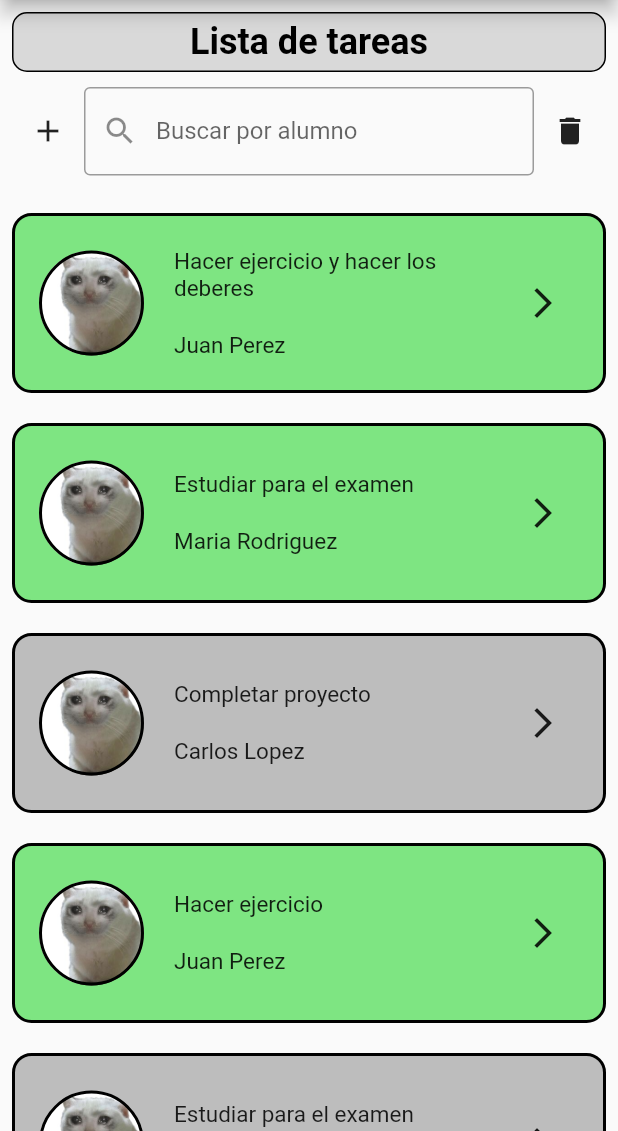
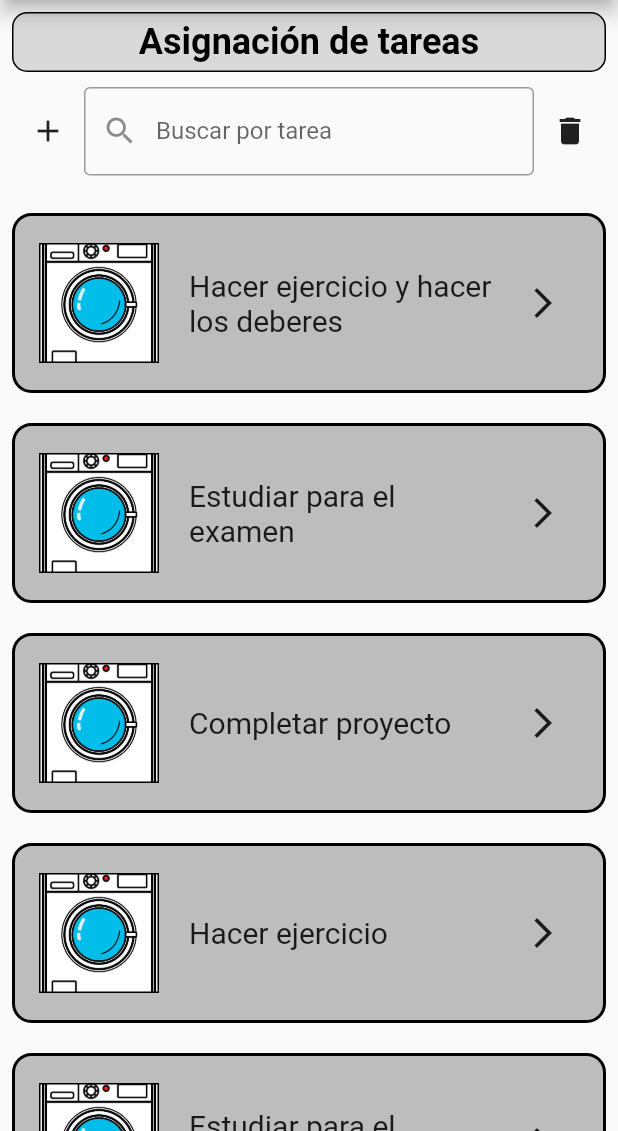
Before and after one commit to Los-Galacticos-de-Montepinar/Appcesible, a Flutter app: the TeacherHome screen opened directly, after a tap on "Tareas", on a phone screen of 412 x 824 dp, the part 105-1236 px from its top. Run offline on Flutter 3.47's test engine with Material 2 defaults, Android fonts, the phone set to English and light mode, and no system bars; our stand-ins replace flutter_screenutil, image_picker, responsive_builder, shared_preferences; missing offline and left inert: crypton, dart:ffi, pair; accounts and stored records are empty; network calls fail.

Commit message:
lo del alex, la lista de tareas, falta tablet

```diff
--- a/lib/screens/task_list.dart
+++ b/lib/screens/task_list.dart
@@ -13,55 +13,64 @@ class TaskListInit extends StatelessWidget {
 
     List<MyTaskData> tasks2 = [
       MyTaskData(
-        imagePath: 'assets/images/gato.png',
+        imagePath: 'assets/images/lavadora.png',
+        imageStudent: 'assets/images/gato.png',
         taskName: 'Hacer ejercicio y hacer los deberes',
         studentName: 'Juan Perez',
         state: 'done',
       ),
       MyTaskData(
-        imagePath: 'assets/images/gato.png',
+        imagePath: 'assets/images/lavadora.png',
+        imageStudent: 'assets/images/gato.png',
         taskName: 'Estudiar para el examen',
         studentName: 'Maria Rodriguez',
         state: 'done',
       ),
       MyTaskData(
-        imagePath: 'assets/images/gato.png',
+        imagePath: 'assets/images/lavadora.png',
+        imageStudent: 'assets/images/gato.png',
         taskName: 'Completar proyecto',
         studentName: 'Carlos Lopez',
         state: 'not finished',
       ),
       MyTaskData(
-        imagePath: 'assets/images/gato.png',
+        imagePath: 'assets/images/lavadora.png',
+        imageStudent: 'assets/images/gato.png',
         taskName: 'Hacer ejercicio',
         studentName: 'Juan Perez',
         state: 'done',
       ),
       MyTaskData(
-        imagePath: 'assets/images/gato.png',
+        imagePath: 'assets/images/lavadora.png',
+        imageStudent: 'assets/images/gato.png',
         taskName: 'Estudiar para el examen',
         studentName: 'Maria Rodriguez',
         state: 'not finished',
       ),
       MyTaskData(
-        imagePath: 'assets/images/gato.png',
+        imagePath: 'assets/images/lavadora.png',
+        imageStudent: 'assets/images/gato.png',
         taskName: 'Completar proyecto',
         studentName: 'Carlos Lopez',
         state: 'done',
       ),
       MyTaskData(
-        imagePath: 'assets/images/gato.png',
+        imagePath: 'assets/images/lavadora.png',
+        imageStudent: 'assets/images/gato.png',
         taskName: 'Hacer ejercicio',
         studentName: 'Juan Perez',
         state: 'not finished',
       ),
       MyTaskData(
-        imagePath: 'assets/images/gato.png',
+        imagePath: 'assets/images/lavadora.png',
+        imageStudent: 'assets/images/gato.png',
         taskName: 'Estudiar para el examen',
         studentName: 'Maria Rodriguez',
         state: 'not done',
       ),
       MyTaskData(
-        imagePath: 'assets/images/gato.png',
+        imagePath: 'assets/images/lavadora.png',
+        imageStudent: 'assets/images/gato.png',
         taskName: 'Completar proyecto',
         studentName: 'Carlos Lopez',
         state: 'not done',
--- a/lib/screens/task_list_app.dart
+++ b/lib/screens/task_list_app.dart
@@ -1,4 +1,3 @@
-import 'package:appcesible/widgets/dialog_select_task.dart';
 import 'package:flutter/material.dart';
 
 import 'package:appcesible/widgets/widget_top_teacher.dart';
@@ -17,6 +16,8 @@ class _TaskListMobileState extends State<TaskListMobile> {
   late List<MyTaskData> _filteredTasks;
   bool _isSearching = false;
   bool _isDeleting = false;
+  bool _assignTask = true;
+  String imagePath = "PRUEBA";
 
   @override
   void initState() {
@@ -27,9 +28,15 @@ class _TaskListMobileState extends State<TaskListMobile> {
   void _filterTasks(String searchText) {
     setState(() {
       _filteredTasks = widget.tasks.where((task) {
+        if (_assignTask) {
+          // If _assignTask is true, filter by taskName
+          return task.taskName.toLowerCase().contains(searchText.toLowerCase());
+        } else {
+          // If _assignTask is false, filter by studentName
           return task.studentName
               .toLowerCase()
               .contains(searchText.toLowerCase());
+        }
       }).toList();
     });
   }
@@ -52,16 +59,7 @@ class _TaskListMobileState extends State<TaskListMobile> {
                     borderRadius: BorderRadius.circular(10),
                     border: Border.all(color: Colors.black),
                   ),
-                  child: const Center(
-                    child: Text(
-                      'Lista de tareas',
-                      style: TextStyle(
-                        color: Colors.black,
-                        fontSize: 24,
-                        fontWeight: FontWeight.bold,
-                      ),
-                    ),
-                  ),
+                  child: Center(child: _buildHeaderText()),
                 ),
                 const SizedBox(height: 10.0),
                 Row(
@@ -70,12 +68,7 @@ class _TaskListMobileState extends State<TaskListMobile> {
                     IconButton(
                       icon: const Icon(Icons.add),
                       onPressed: () {
-                        showDialog(
-                          context: context,
-                          builder: (context) {
-                            return const SelectTaskTypeDialog();
-                          }
-                        );
+                        // Lógica para agregar
                       },
                     ),
                     Expanded(
@@ -88,7 +81,9 @@ class _TaskListMobileState extends State<TaskListMobile> {
                           });
                         },
                         decoration: InputDecoration(
-                          labelText: 'Buscar por alumno',
+                          labelText: _assignTask
+                              ? "Buscar por tarea"
+                              : "Buscar por alumno",
                           border: const OutlineInputBorder(),
                           prefixIcon: _isSearching
                               ? IconButton(
@@ -123,13 +118,19 @@ class _TaskListMobileState extends State<TaskListMobile> {
                     itemCount: _filteredTasks.length,
                     itemBuilder: (context, index) {
                       MyTaskData task = _filteredTasks[index];
+                      if (_assignTask) {
+                        imagePath = task.imagePath;
+                      } else {
+                        imagePath = task.imageStudent;
+                      }
                       return Padding(
                         padding: const EdgeInsets.symmetric(vertical: 10.0),
                         child: MyTask(
-                          imagePath: task.imagePath,
+                          imagePath: imagePath,
                           taskName: task.taskName,
                           studentName: task.studentName,
                           state: task.state,
+                          assignTask: _assignTask,
                         ),
                       );
                     },
@@ -142,17 +143,30 @@ class _TaskListMobileState extends State<TaskListMobile> {
       ),
     );
   }
+
+  Widget _buildHeaderText() {
+    return Text(
+      _assignTask ? 'Asignación de tareas' : 'Lista de tareas',
+      style: const TextStyle(
+        color: Colors.black,
+        fontSize: 24,
+        fontWeight: FontWeight.bold,
+      ),
+    );
+  }
 }
 
 // Auxiliar class for task data
 class MyTaskData {
   final String imagePath;
+  final String imageStudent;
   final String taskName;
   final String studentName;
   final String state;
 
   MyTaskData({
     required this.imagePath,
+    required this.imageStudent,
     required this.taskName,
     required this.studentName,
     required this.state,
@@ -165,6 +179,7 @@ class MyTask extends StatelessWidget {
   final String taskName;
   final String studentName;
   final String state;
+  final bool assignTask;
 
   static bool _isDeleting = false;
 
@@ -174,6 +189,7 @@ class MyTask extends StatelessWidget {
     required this.taskName,
     required this.studentName,
     required this.state,
+    required this.assignTask,
   });
 
   static void setDeleting(bool delete) {
@@ -195,6 +211,11 @@ class MyTask extends StatelessWidget {
       backgroundColor = const Color.fromRGBO(189, 189, 189, 1); // Por defecto
     }
 
+    if (assignTask) {
+      backgroundColor = const Color.fromRGBO(
+          189, 189, 189, 1); // Fondo gris para asignación de tareas
+    }
+
     return Container(
       height: 120,
       width: 200,
@@ -209,7 +230,7 @@ class MyTask extends StatelessWidget {
       ),
       child: Row(
         children: [
-          imageWidget(image: imagePath),
+          imageWidget(image: imagePath, assignTask: assignTask),
           const SizedBox(width: 20),
           Expanded(
             child: Column(
@@ -218,25 +239,25 @@ class MyTask extends StatelessWidget {
               children: [
                 Text(
                   taskName,
-                  style: const TextStyle(fontSize: 15.0),
+                  style: const TextStyle(fontSize: 20.0),
                 ),
+                if (!assignTask) ...[
                   const SizedBox(height: 20),
                   Text(
                     studentName,
-                  style: const TextStyle(fontSize: 15.0),
+                    style: const TextStyle(fontSize: 20.0),
                   ),
+                ]
               ],
             ),
           ),
           IconButton(
-            icon: (_isDeleting) ? const Icon(Icons.delete) : const Icon(Icons.arrow_forward_ios_sharp),
+            icon: (_isDeleting)
+                ? const Icon(Icons.delete)
+                : const Icon(Icons.arrow_forward_ios_sharp),
             onPressed: () {
               if (_isDeleting) {
-
-              }
-              else {
-
-              }
+              } else {}
             },
           ),
         ],
@@ -245,16 +266,23 @@ class MyTask extends StatelessWidget {
   }
 
   // Widged that shows an image
-  Widget imageWidget({required String image}) {
+  Widget imageWidget({required String image, required bool assignTask}) {
     return Container(
-      height: 70,
-      width: 70,
+      height: 80,
+      width: 80,
       decoration: BoxDecoration(
-          border: Border.all(
+          border: assignTask
+              ? Border.all(
+                  color: Colors.black,
+                  width: 1,
+                )
+              : Border.all(
                   color: Colors.black,
                   width: 2,
                 ),
-          borderRadius: BorderRadius.circular(100),
+          borderRadius: assignTask
+              ? BorderRadius.circular(0)
+              : BorderRadius.circular(100),
           image: DecorationImage(image: AssetImage(image), fit: BoxFit.cover)),
     );
   }
```
Also changed, not shown: lib/screens/task_list_tab.dart (+38 -12 lines). Lines whose indentation alone changed are shown as unchanged.
